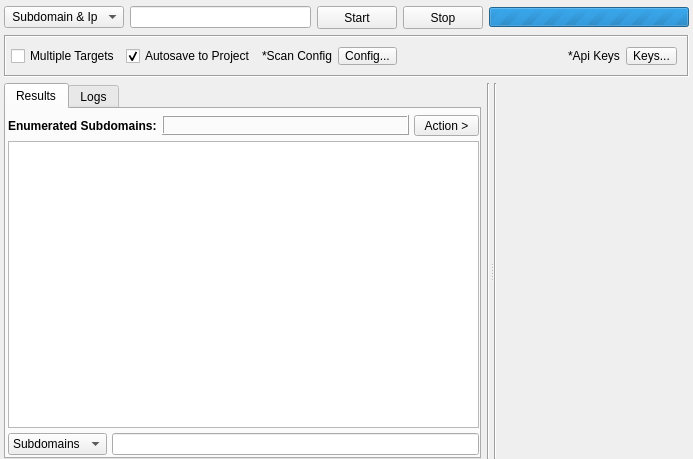
First picture: the form in gui/src/engines/Osint.ui, repository 3nock/OTE, before the edit.
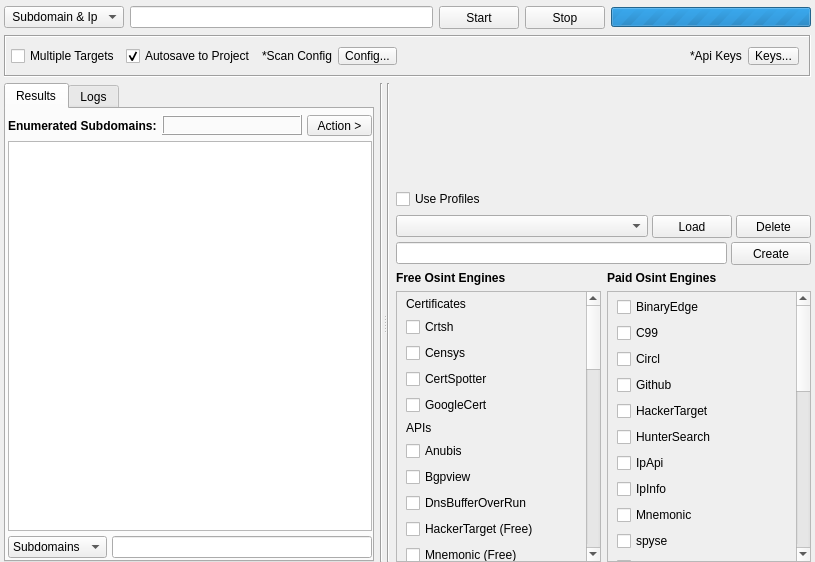
Second picture: the form after the edit. Custom widgets are drawn as their Qt base class.

Commit message: adding more osint features...

```diff
--- a/gui/src/engines/Osint.ui
+++ b/gui/src/engines/Osint.ui
@@ -6,8 +6,8 @@
    <rect>
     <x>0</x>
     <y>0</y>
-    <width>693</width>
-    <height>459</height>
+    <width>815</width>
+    <height>562</height>
    </rect>
   </property>
   <property name="windowTitle">
@@ -615,7 +615,7 @@
        </item>
       </layout>
      </widget>
-     <widget class="QWidget" name="layoutWidget">
+     <widget class="QWidget" name="">
       <layout class="QHBoxLayout" name="horizontalLayout_2">
        <item>
         <widget class="Line" name="line_5">
@@ -646,21 +646,844 @@
           </widget>
          </item>
          <item>
-          <widget class="OsintModulesWidget" name="modules" native="true">
-           <property name="sizePolicy">
-            <sizepolicy hsizetype="Expanding" vsizetype="Expanding">
-             <horstretch>0</horstretch>
-             <verstretch>0</verstretch>
-            </sizepolicy>
+          <widget class="QCheckBox" name="useProfiles">
+           <property name="text">
+            <string>Use Profiles</string>
            </property>
-           <property name="minimumSize">
-            <size>
-             <width>100</width>
-             <height>100</height>
-            </size>
+           <property name="checked">
+            <bool>false</bool>
            </property>
           </widget>
          </item>
+         <item>
+          <widget class="QFrame" name="frameProfiles">
+           <property name="styleSheet">
+            <string notr="true"/>
+           </property>
+           <property name="frameShape">
+            <enum>QFrame::NoFrame</enum>
+           </property>
+           <property name="frameShadow">
+            <enum>QFrame::Sunken</enum>
+           </property>
+           <layout class="QVBoxLayout" name="verticalLayout_15">
+            <property name="spacing">
+             <number>4</number>
+            </property>
+            <property name="leftMargin">
+             <number>0</number>
+            </property>
+            <property name="topMargin">
+             <number>0</number>
+            </property>
+            <property name="rightMargin">
+             <number>0</number>
+            </property>
+            <property name="bottomMargin">
+             <number>0</number>
+            </property>
+            <item>
+             <layout class="QHBoxLayout" name="horizontalLayout_8">
+              <item>
+               <widget class="QComboBox" name="comboBoxProfiles">
+                <property name="minimumSize">
+                 <size>
+                  <width>0</width>
+                  <height>22</height>
+                 </size>
+                </property>
+                <property name="focusPolicy">
+                 <enum>Qt::NoFocus</enum>
+                </property>
+                <property name="styleSheet">
+                 <string notr="true"/>
+                </property>
+                <property name="editable">
+                 <bool>false</bool>
+                </property>
+                <property name="frame">
+                 <bool>true</bool>
+                </property>
+               </widget>
+              </item>
+              <item>
+               <widget class="QPushButton" name="buttonLoadProfile">
+                <property name="sizePolicy">
+                 <sizepolicy hsizetype="Fixed" vsizetype="Fixed">
+                  <horstretch>0</horstretch>
+                  <verstretch>0</verstretch>
+                 </sizepolicy>
+                </property>
+                <property name="minimumSize">
+                 <size>
+                  <width>75</width>
+                  <height>23</height>
+                 </size>
+                </property>
+                <property name="styleSheet">
+                 <string notr="true"/>
+                </property>
+                <property name="text">
+                 <string>Load</string>
+                </property>
+               </widget>
+              </item>
+              <item>
+               <widget class="QPushButton" name="buttonDeleteProfile">
+                <property name="sizePolicy">
+                 <sizepolicy hsizetype="Fixed" vsizetype="Fixed">
+                  <horstretch>0</horstretch>
+                  <verstretch>0</verstretch>
+                 </sizepolicy>
+                </property>
+                <property name="minimumSize">
+                 <size>
+                  <width>75</width>
+                  <height>23</height>
+                 </size>
+                </property>
+                <property name="maximumSize">
+                 <size>
+                  <width>75</width>
+                  <height>16777215</height>
+                 </size>
+                </property>
+                <property name="toolTip">
+                 <string/>
+                </property>
+                <property name="toolTipDuration">
+                 <number>-1</number>
+                </property>
+                <property name="styleSheet">
+                 <string notr="true"/>
+                </property>
+                <property name="text">
+                 <string>Delete</string>
+                </property>
+               </widget>
+              </item>
+             </layout>
+            </item>
+            <item>
+             <layout class="QHBoxLayout" name="horizontalLayout_9">
+              <item>
+               <widget class="QLineEdit" name="lineEditNewProfile">
+                <property name="styleSheet">
+                 <string notr="true"/>
+                </property>
+               </widget>
+              </item>
+              <item>
+               <widget class="QPushButton" name="buttonCreateProfile">
+                <property name="sizePolicy">
+                 <sizepolicy hsizetype="Fixed" vsizetype="Fixed">
+                  <horstretch>0</horstretch>
+                  <verstretch>0</verstretch>
+                 </sizepolicy>
+                </property>
+                <property name="minimumSize">
+                 <size>
+                  <width>75</width>
+                  <height>23</height>
+                 </size>
+                </property>
+                <property name="maximumSize">
+                 <size>
+                  <width>100</width>
+                  <height>16777215</height>
+                 </size>
+                </property>
+                <property name="styleSheet">
+                 <string notr="true"/>
+                </property>
+                <property name="text">
+                 <string>Create</string>
+                </property>
+               </widget>
+              </item>
+             </layout>
+            </item>
+           </layout>
+          </widget>
+         </item>
+         <item>
+          <layout class="QHBoxLayout" name="horizontalLayout_10">
+           <item>
+            <layout class="QVBoxLayout" name="verticalLayout_10">
+             <item>
+              <widget class="QLabel" name="label_11">
+               <property name="sizePolicy">
+                <sizepolicy hsizetype="Preferred" vsizetype="Maximum">
+                 <horstretch>0</horstretch>
+                 <verstretch>0</verstretch>
+                </sizepolicy>
+               </property>
+               <property name="font">
+                <font>
+                 <weight>75</weight>
+                 <bold>true</bold>
+                </font>
+               </property>
+               <property name="styleSheet">
+                <string notr="true"/>
+               </property>
+               <property name="frameShape">
+                <enum>QFrame::NoFrame</enum>
+               </property>
+               <property name="frameShadow">
+                <enum>QFrame::Raised</enum>
+               </property>
+               <property name="text">
+                <string>Free Osint Engines</string>
+               </property>
+              </widget>
+             </item>
+             <item>
+              <widget class="QScrollArea" name="scrollArea_noKeyEngines">
+               <property name="cursor" stdset="0">
+                <cursorShape>ArrowCursor</cursorShape>
+               </property>
+               <property name="contextMenuPolicy">
+                <enum>Qt::NoContextMenu</enum>
+               </property>
+               <property name="styleSheet">
+                <string notr="true"/>
+               </property>
+               <property name="frameShape">
+                <enum>QFrame::StyledPanel</enum>
+               </property>
+               <property name="frameShadow">
+                <enum>QFrame::Sunken</enum>
+               </property>
+               <property name="lineWidth">
+                <number>1</number>
+               </property>
+               <property name="midLineWidth">
+                <number>0</number>
+               </property>
+               <property name="sizeAdjustPolicy">
+                <enum>QAbstractScrollArea::AdjustIgnored</enum>
+               </property>
+               <property name="widgetResizable">
+                <bool>true</bool>
+               </property>
+               <widget class="QWidget" name="scrollAreaWidgetContents_3">
+                <property name="geometry">
+                 <rect>
+                  <x>0</x>
+                  <y>0</y>
+                  <width>175</width>
+                  <height>910</height>
+                 </rect>
+                </property>
+                <layout class="QVBoxLayout" name="verticalLayout_12">
+                 <property name="topMargin">
+                  <number>5</number>
+                 </property>
+                 <property name="bottomMargin">
+                  <number>5</number>
+                 </property>
+                 <item>
+                  <widget class="QLabel" name="label_5">
+                   <property name="text">
+                    <string>Certificates</string>
+                   </property>
+                  </widget>
+                 </item>
+                 <item>
+                  <widget class="QCheckBox" name="moduleCrtsh">
+                   <property name="text">
+                    <string>Crtsh</string>
+                   </property>
+                  </widget>
+                 </item>
+                 <item>
+                  <widget class="QCheckBox" name="moduleCensysFree">
+                   <property name="text">
+                    <string>Censys</string>
+                   </property>
+                  </widget>
+                 </item>
+                 <item>
+                  <widget class="QCheckBox" name="moduleCertspotter">
+                   <property name="text">
+                    <string>CertSpotter</string>
+                   </property>
+                  </widget>
+                 </item>
+                 <item>
+                  <widget class="QCheckBox" name="moduleGoogleCert">
+                   <property name="text">
+                    <string>GoogleCert</string>
+                   </property>
+                  </widget>
+                 </item>
+                 <item>
+                  <widget class="QLabel" name="label_12">
+                   <property name="text">
+                    <string>APIs</string>
+                   </property>
+                  </widget>
+                 </item>
+                 <item>
+                  <widget class="QCheckBox" name="moduleAnubis">
+                   <property name="text">
+                    <string>Anubis</string>
+                   </property>
+                  </widget>
+                 </item>
+                 <item>
+                  <widget class="QCheckBox" name="moduleBgpview">
+                   <property name="text">
+                    <string>Bgpview</string>
+                   </property>
+                  </widget>
+                 </item>
+                 <item>
+                  <widget class="QCheckBox" name="moduleDnsbufferoverrun">
+                   <property name="text">
+                    <string>DnsBufferOverRun</string>
+                   </property>
+                  </widget>
+                 </item>
+                 <item>
+                  <widget class="QCheckBox" name="moduleHackerTargetFree">
+                   <property name="text">
+                    <string>HackerTarget (Free)</string>
+                   </property>
+                  </widget>
+                 </item>
+                 <item>
+                  <widget class="QCheckBox" name="moduleMnemonicFree">
+                   <property name="text">
+                    <string>Mnemonic (Free)</string>
+                   </property>
+                  </widget>
+                 </item>
+                 <item>
+                  <widget class="QCheckBox" name="moduleOmnisint">
+                   <property name="text">
+                    <string>Omnisint</string>
+                   </property>
+                  </widget>
+                 </item>
+                 <item>
+                  <widget class="QCheckBox" name="moduleOtxFree">
+                   <property name="text">
+                    <string>Otx (Free)</string>
+                   </property>
+                  </widget>
+                 </item>
+                 <item>
+                  <widget class="QCheckBox" name="moduleRobtexFree">
+                   <property name="text">
+                    <string>Robtex (Free)</string>
+                   </property>
+                  </widget>
+                 </item>
+                 <item>
+                  <widget class="QCheckBox" name="moduleSublist3r">
+                   <property name="text">
+                    <string>sublist3r</string>
+                   </property>
+                  </widget>
+                 </item>
+                 <item>
+                  <widget class="QCheckBox" name="moduleThreatcrowd">
+                   <property name="text">
+                    <string>ThreatCrowd</string>
+                   </property>
+                  </widget>
+                 </item>
+                 <item>
+                  <widget class="QCheckBox" name="moduleThreatminer">
+                   <property name="text">
+                    <string>ThreatMiner</string>
+                   </property>
+                  </widget>
+                 </item>
+                 <item>
+                  <widget class="QCheckBox" name="moduleUrlscan">
+                   <property name="text">
+                    <string>urlscan</string>
+                   </property>
+                  </widget>
+                 </item>
+                 <item>
+                  <widget class="QLabel" name="label_13">
+                   <property name="text">
+                    <string>Sites</string>
+                   </property>
+                  </widget>
+                 </item>
+                 <item>
+                  <widget class="QCheckBox" name="moduleDnsdumpster">
+                   <property name="text">
+                    <string>DnsDumpster</string>
+                   </property>
+                  </widget>
+                 </item>
+                 <item>
+                  <widget class="QCheckBox" name="moduleNetcraft">
+                   <property name="cursor">
+                    <cursorShape>ArrowCursor</cursorShape>
+                   </property>
+                   <property name="text">
+                    <string>Netcraft</string>
+                   </property>
+                   <property name="tristate">
+                    <bool>false</bool>
+                   </property>
+                  </widget>
+                 </item>
+                 <item>
+                  <widget class="QCheckBox" name="modulePagesInventory">
+                   <property name="text">
+                    <string>PagesInventory</string>
+                   </property>
+                  </widget>
+                 </item>
+                 <item>
+                  <widget class="QCheckBox" name="modulePkey">
+                   <property name="text">
+                    <string>pKey</string>
+                   </property>
+                  </widget>
+                 </item>
+                 <item>
+                  <widget class="QCheckBox" name="moduleRapiddns">
+                   <property name="text">
+                    <string>RapidDns</string>
+                   </property>
+                  </widget>
+                 </item>
+                 <item>
+                  <widget class="QCheckBox" name="moduleSuip">
+                   <property name="text">
+                    <string>Suip</string>
+                   </property>
+                  </widget>
+                 </item>
+                 <item>
+                  <widget class="QCheckBox" name="moduleSitedossier">
+                   <property name="text">
+                    <string>SiteDossier</string>
+                   </property>
+                  </widget>
+                 </item>
+                 <item>
+                  <widget class="QLabel" name="label_14">
+                   <property name="text">
+                    <string>Scrappers</string>
+                   </property>
+                  </widget>
+                 </item>
+                 <item>
+                  <widget class="QCheckBox" name="moduleAsk">
+                   <property name="text">
+                    <string>Ask</string>
+                   </property>
+                  </widget>
+                 </item>
+                 <item>
+                  <widget class="QCheckBox" name="moduleBaidu">
+                   <property name="text">
+                    <string>Baidu</string>
+                   </property>
+                  </widget>
+                 </item>
+                 <item>
+                  <widget class="QCheckBox" name="moduleBing">
+                   <property name="text">
+                    <string>Bing</string>
+                   </property>
+                  </widget>
+                 </item>
+                 <item>
+                  <widget class="QCheckBox" name="moduleDogpile">
+                   <property name="text">
+                    <string>DogPile</string>
+                   </property>
+                  </widget>
+                 </item>
+                 <item>
+                  <widget class="QCheckBox" name="moduleDuckduckgo">
+                   <property name="text">
+                    <string>DuckduckGo</string>
+                   </property>
+                  </widget>
+                 </item>
+                 <item>
+                  <widget class="QCheckBox" name="moduleExalead">
+                   <property name="text">
+                    <string>Exalead</string>
+                   </property>
+                  </widget>
+                 </item>
+                 <item>
+                  <widget class="QCheckBox" name="moduleTrello">
+                   <property name="text">
+                    <string>Trello</string>
+                   </property>
+                  </widget>
+                 </item>
+                 <item>
+                  <widget class="QCheckBox" name="moduleYahoo">
+                   <property name="text">
+                    <string>Yahoo</string>
+                   </property>
+                  </widget>
+                 </item>
+                 <item>
+                  <widget class="QLabel" name="label_15">
+                   <property name="text">
+                    <string>Archives</string>
+                   </property>
+                  </widget>
+                 </item>
+                 <item>
+                  <widget class="QCheckBox" name="moduleCommonCrawl">
+                   <property name="text">
+                    <string>CommonCrawl</string>
+                   </property>
+                  </widget>
+                 </item>
+                 <item>
+                  <widget class="QCheckBox" name="moduleWaybackmachine">
+                   <property name="text">
+                    <string>WayBackMachine</string>
+                   </property>
+                  </widget>
+                 </item>
+                 <item>
+                  <widget class="QCheckBox" name="moduleArchiveit">
+                   <property name="text">
+                    <string>ArchiveIt</string>
+                   </property>
+                  </widget>
+                 </item>
+                 <item>
+                  <widget class="QCheckBox" name="moduleArchiveToday">
+                   <property name="text">
+                    <string>ArchiveToday</string>
+                   </property>
+                  </widget>
+                 </item>
+                 <item>
+                  <spacer name="verticalSpacer_3">
+                   <property name="orientation">
+                    <enum>Qt::Vertical</enum>
+                   </property>
+                   <property name="sizeHint" stdset="0">
+                    <size>
+                     <width>20</width>
+                     <height>40</height>
+                    </size>
+                   </property>
+                  </spacer>
+                 </item>
+                </layout>
+               </widget>
+              </widget>
+             </item>
+            </layout>
+           </item>
+           <item>
+            <layout class="QVBoxLayout" name="verticalLayout_13">
+             <item>
+              <widget class="QLabel" name="label_16">
+               <property name="sizePolicy">
+                <sizepolicy hsizetype="Preferred" vsizetype="Maximum">
+                 <horstretch>0</horstretch>
+                 <verstretch>0</verstretch>
+                </sizepolicy>
+               </property>
+               <property name="font">
+                <font>
+                 <weight>75</weight>
+                 <bold>true</bold>
+                </font>
+               </property>
+               <property name="styleSheet">
+                <string notr="true"/>
+               </property>
+               <property name="frameShape">
+                <enum>QFrame::NoFrame</enum>
+               </property>
+               <property name="frameShadow">
+                <enum>QFrame::Raised</enum>
+               </property>
+               <property name="text">
+                <string>Paid Osint Engines</string>
+               </property>
+              </widget>
+             </item>
+             <item>
+              <widget class="QScrollArea" name="scrollArea_keyEngines">
+               <property name="contextMenuPolicy">
+                <enum>Qt::NoContextMenu</enum>
+               </property>
+               <property name="styleSheet">
+                <string notr="true"/>
+               </property>
+               <property name="frameShape">
+                <enum>QFrame::StyledPanel</enum>
+               </property>
+               <property name="frameShadow">
+                <enum>QFrame::Sunken</enum>
+               </property>
+               <property name="lineWidth">
+                <number>1</number>
+               </property>
+               <property name="midLineWidth">
+                <number>0</number>
+               </property>
+               <property name="sizeAdjustPolicy">
+                <enum>QAbstractScrollArea::AdjustIgnored</enum>
+               </property>
+               <property name="widgetResizable">
+                <bool>true</bool>
+               </property>
+               <widget class="QWidget" name="scrollAreaWidgetContents_4">
+                <property name="geometry">
+                 <rect>
+                  <x>0</x>
+                  <y>0</y>
+                  <width>174</width>
+                  <height>677</height>
+                 </rect>
+                </property>
+                <layout class="QVBoxLayout" name="verticalLayout_14">
+                 <property name="topMargin">
+                  <number>5</number>
+                 </property>
+                 <property name="bottomMargin">
+                  <number>5</number>
+                 </property>
+                 <item>
+                  <widget class="QCheckBox" name="moduleBinaryEdge">
+                   <property name="text">
+                    <string>BinaryEdge</string>
+                   </property>
+                  </widget>
+                 </item>
+                 <item>
+                  <widget class="QCheckBox" name="moduleC99">
+                   <property name="text">
+                    <string>C99</string>
+                   </property>
+                  </widget>
+                 </item>
+                 <item>
+                  <widget class="QCheckBox" name="moduleCircl">
+                   <property name="text">
+                    <string>Circl</string>
+                   </property>
+                  </widget>
+                 </item>
+                 <item>
+                  <widget class="QCheckBox" name="moduleGithub">
+                   <property name="text">
+                    <string>Github</string>
+                   </property>
+                  </widget>
+                 </item>
+                 <item>
+                  <widget class="QCheckBox" name="moduleHackerTargetPaid">
+                   <property name="text">
+                    <string>HackerTarget</string>
+                   </property>
+                  </widget>
+                 </item>
+                 <item>
+                  <widget class="QCheckBox" name="moduleHuntersearch">
+                   <property name="text">
+                    <string>HunterSearch</string>
+                   </property>
+                  </widget>
+                 </item>
+                 <item>
+                  <widget class="QCheckBox" name="moduleIpApi">
+                   <property name="text">
+                    <string>IpApi</string>
+                   </property>
+                  </widget>
+                 </item>
+                 <item>
+                  <widget class="QCheckBox" name="moduleIpInfo">
+                   <property name="text">
+                    <string>IpInfo</string>
+                   </property>
+                  </widget>
+                 </item>
+                 <item>
+                  <widget class="QCheckBox" name="moduleMnemonicPaid">
+                   <property name="text">
+                    <string>Mnemonic</string>
+                   </property>
+                  </widget>
+                 </item>
+                 <item>
+                  <widget class="QCheckBox" name="moduleSpyse">
+                   <property name="text">
+                    <string>spyse</string>
+                   </property>
+                  </widget>
+                 </item>
+                 <item>
+                  <widget class="QCheckBox" name="moduleVirusTotal">
+                   <property name="text">
+                    <string>VirusTotal</string>
+                   </property>
+                  </widget>
+                 </item>
+                 <item>
+                  <widget class="QCheckBox" name="moduleOtxPaid">
+                   <property name="text">
+                    <string>Otx</string>
+                   </property>
+                  </widget>
+                 </item>
+                 <item>
+                  <widget class="QCheckBox" name="moduleProjectdiscovery">
+                   <property name="text">
+                    <string>ProjectDiscovery</string>
+                   </property>
+                  </widget>
+                 </item>
+                 <item>
+                  <widget class="QCheckBox" name="moduleRiskIq">
+                   <property name="text">
+                    <string>RiskIq</string>
+                   </property>
+                  </widget>
+                 </item>
+                 <item>
+                  <widget class="QCheckBox" name="moduleRobtexPaid">
+                   <property name="text">
+                    <string>Robtex</string>
+                   </property>
+                  </widget>
+                 </item>
+                 <item>
+                  <widget class="QCheckBox" name="moduleSecuritytrails">
+                   <property name="text">
+                    <string>SecurityTrails</string>
+                   </property>
+                  </widget>
+                 </item>
+                 <item>
+                  <widget class="QCheckBox" name="moduleShodan">
+                   <property name="text">
+                    <string>Shodan</string>
+                   </property>
+                  </widget>
+                 </item>
+                 <item>
+                  <widget class="QCheckBox" name="moduleThreatBook">
+                   <property name="text">
+                    <string>ThreatBook</string>
+                   </property>
+                  </widget>
+                 </item>
+                 <item>
+                  <widget class="QCheckBox" name="moduleViewDns">
+                   <property name="text">
+                    <string>ViewDns</string>
+                   </property>
+                  </widget>
+                 </item>
+                 <item>
+                  <widget class="QCheckBox" name="moduleWebResolver">
+                   <property name="text">
+                    <string>WebResolver</string>
+                   </property>
+                  </widget>
+                 </item>
+                 <item>
+                  <widget class="QCheckBox" name="moduleWhoisXmlApi">
+                   <property name="text">
+                    <string>WhoisXmlApi</string>
+                   </property>
+                  </widget>
+                 </item>
+                 <item>
+                  <widget class="QCheckBox" name="moduleZetalytics">
+                   <property name="text">
+                    <string>ZETAlytics</string>
+                   </property>
+                  </widget>
+                 </item>
+                 <item>
+                  <widget class="QCheckBox" name="moduleZoomeye">
+                   <property name="text">
+                    <string>ZoomEye</string>
+                   </property>
+                  </widget>
+                 </item>
+                 <item>
+                  <widget class="QCheckBox" name="moduleBingPaid">
+                   <property name="text">
+                    <string>Bing</string>
+                   </property>
+                  </widget>
+                 </item>
+                 <item>
+                  <widget class="QCheckBox" name="moduleCensys">
+                   <property name="text">
+                    <string>Censys</string>
+                   </property>
+                  </widget>
+                 </item>
+                 <item>
+                  <widget class="QCheckBox" name="moduleCloudflare">
+                   <property name="text">
+                    <string>CloudFlare</string>
+                   </property>
+                  </widget>
+                 </item>
+                 <item>
+                  <widget class="QCheckBox" name="moduleGoogle">
+                   <property name="text">
+                    <string>Google</string>
+                   </property>
+                  </widget>
+                 </item>
+                 <item>
+                  <widget class="QCheckBox" name="moduleIntelx">
+                   <property name="text">
+                    <string>IntelX</string>
+                   </property>
+                  </widget>
+                 </item>
+                 <item>
+                  <widget class="QCheckBox" name="modulePentesttools">
+                   <property name="text">
+                    <string>pentest-tools</string>
+                   </property>
+                  </widget>
+                 </item>
+                 <item>
+                  <spacer name="verticalSpacer_4">
+                   <property name="orientation">
+                    <enum>Qt::Vertical</enum>
+                   </property>
+                   <property name="sizeHint" stdset="0">
+                    <size>
+                     <width>20</width>
+                     <height>89</height>
+                    </size>
+                   </property>
+                  </spacer>
+                 </item>
+                </layout>
+               </widget>
+              </widget>
+             </item>
+            </layout>
+           </item>
+          </layout>
+         </item>
         </layout>
        </item>
       </layout>
@@ -676,12 +1499,6 @@
    <header>src/widgets/InputWidget.h</header>
    <container>1</container>
   </customwidget>
-  <customwidget>
-   <class>OsintModulesWidget</class>
-   <extends>QWidget</extends>
-   <header>src/widgets/OsintModulesWidget.h</header>
-   <container>1</container>
-  </customwidget>
  </customwidgets>
  <tabstops>
   <tabstop>lineEditTarget</tabstop>
```
The commit also changes 36 other files.
